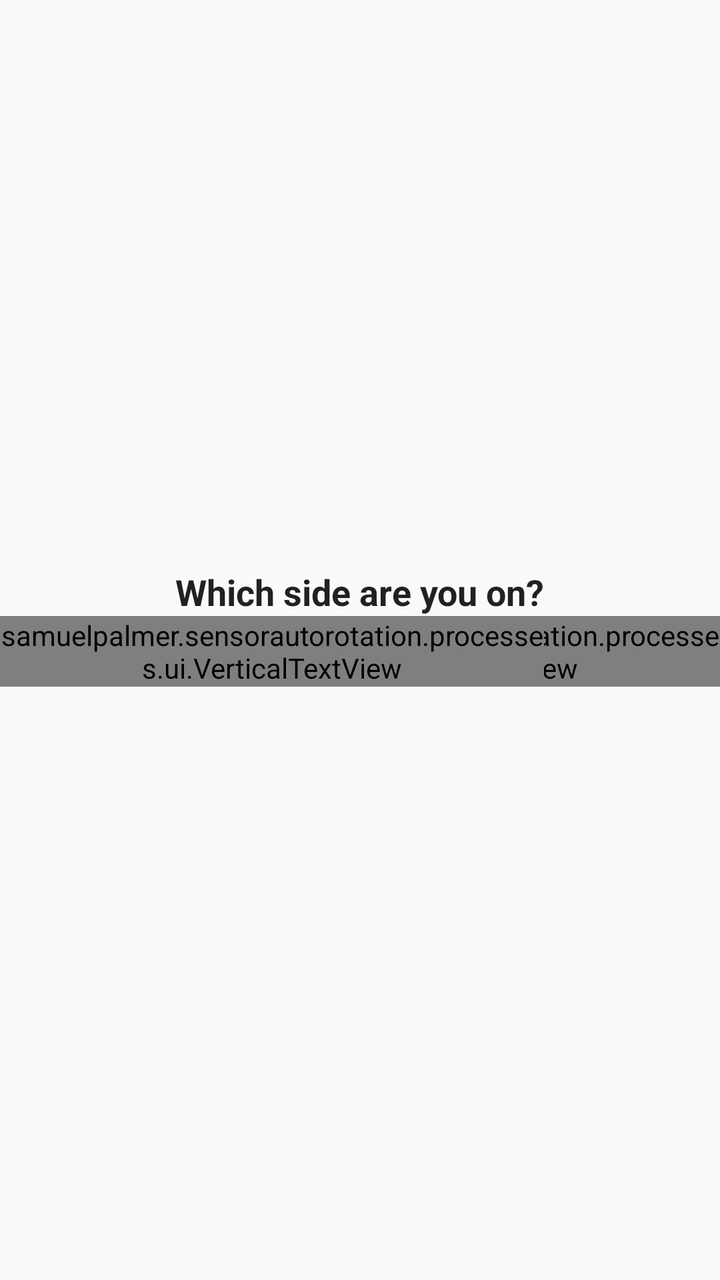
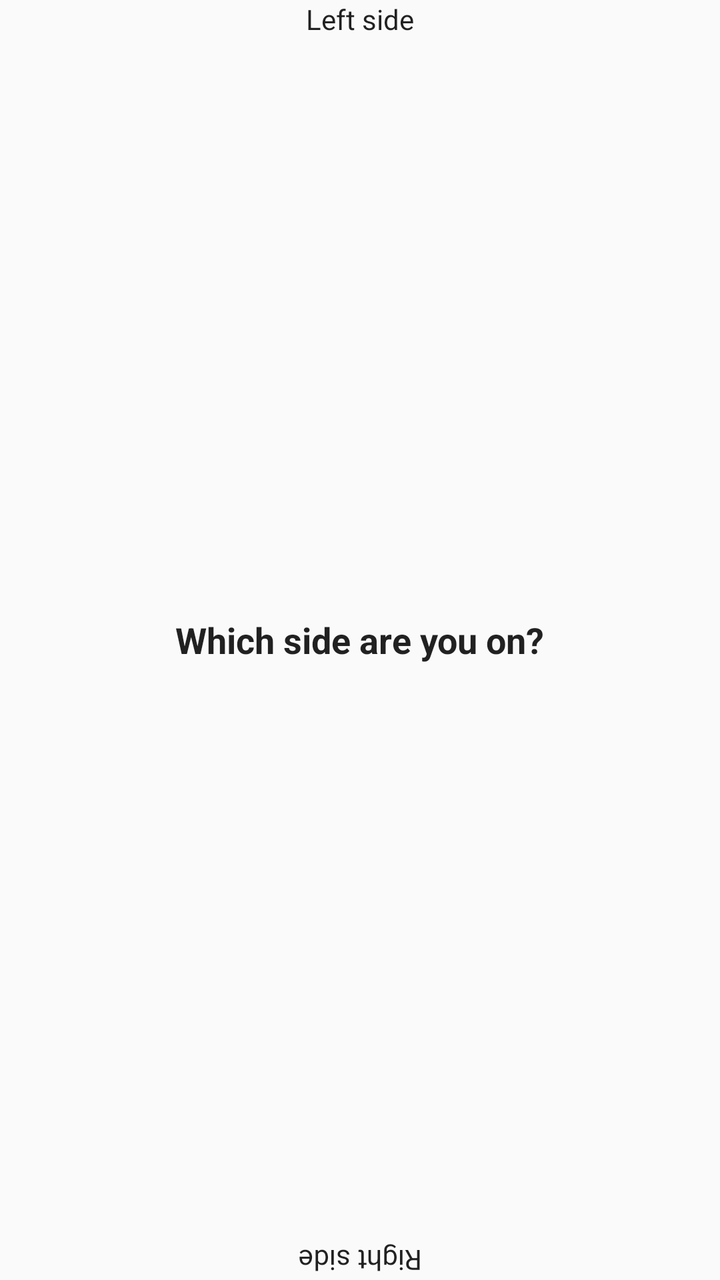

An Android layout rendered at two revisions. The XML below is the earlier revision; the diff shows what the commit changed to produce the second picture.
<!-- AndroidManifest.xml: application theme AppTheme -->
<!-- res/layout/dashboard_disabled_contents.xml -->
<LinearLayout
	android:id="@+id/choose_side_container"
	xmlns:android="http://schemas.android.com/apk/res/android"
	xmlns:tools="http://schemas.android.com/tools"
	android:layout_width="match_parent"
	android:layout_height="wrap_content"
	xmlns:app="http://schemas.android.com/apk/res-auto"
	android:orientation="vertical"
	android:gravity="center"
	>

	<TextView
		android:layout_width="wrap_content"
		android:layout_height="wrap_content"
		android:textAppearance="?android:attr/textAppearanceMedium"
		android:textColor="?android:attr/textColorPrimary"
		android:textStyle="bold"
		android:text="@string/choose_side"
		/>

	<RelativeLayout
		android:layout_width="wrap_content"
		android:layout_height="wrap_content"
		android:gravity="center"
		tools:ignore="RtlHardcoded"
		>

		<ImageButton
			android:id="@+id/choose_side_left"
			android:layout_width="wrap_content"
			android:layout_height="wrap_content"
			android:rotation="270"
			style="@style/Widget.AppCompat.Button.Borderless"
			android:contentDescription="@string/user_rotation_left_side"
			android:layout_alignParentLeft="true"
			/>

		<samuelpalmer.sensorautorotation.processes.ui.VerticalTextView
			android:id="@+id/choose_side_left_caption"
			android:layout_width="wrap_content"
			android:layout_height="wrap_content"
			android:textAppearance="?android:attr/textAppearance"
			android:text="@string/user_rotation_left_side"
			android:gravity="center"
			app:direction="downtoup"
			android:layout_toRightOf="@id/choose_side_left"
			/>

		<ImageButton
			android:id="@+id/choose_side_right"
			android:layout_width="wrap_content"
			android:layout_height="wrap_content"
			android:rotation="90"
			style="@style/Widget.AppCompat.Button.Borderless"
			android:contentDescription="@string/user_rotation_right_side"
			android:layout_alignParentRight="true"
			/>

		<samuelpalmer.sensorautorotation.processes.ui.VerticalTextView
			android:id="@+id/choose_side_right_caption"
			android:layout_width="wrap_content"
			android:layout_height="wrap_content"
			android:textAppearance="?android:attr/textAppearance"
			android:text="@string/user_rotation_right_side"
			android:gravity="center"
			app:direction="uptodown"
			android:layout_toLeftOf="@id/choose_side_right"
			/>

	</RelativeLayout>

</LinearLayout>
<!-- resources referenced by this layout -->
<resources>
  <string name="choose_side">Which side are you on?</string>
  <string name="user_rotation_left_side">Left side</string>
  <string name="user_rotation_right_side">Right side</string>
  <style name="AppTheme" parent="Theme.AppCompat.Light.DarkActionBar">
  		<item name="colorPrimary">@color/primary_500</item>
  		<item name="colorPrimaryDark">@color/primary_700</item>
  		<item name="colorAccent">@color/accent_700</item>
  	</style>
  <color name="primary_500">#795548</color>
  <color name="primary_700">#5D4037</color>
  <color name="accent_700">#0091EA</color>
</resources>

<!-- the commit's change to res/layout/dashboard_disabled_contents.xml (unified diff, before → after) -->
@@ -1,12 +1,7 @@
-<LinearLayout
-	android:id="@+id/choose_side_container"
+<RelativeLayout
 	xmlns:android="http://schemas.android.com/apk/res/android"
-	xmlns:tools="http://schemas.android.com/tools"
-	android:layout_width="match_parent"
-	android:layout_height="wrap_content"
-	xmlns:app="http://schemas.android.com/apk/res-auto"
-	android:orientation="vertical"
-	android:gravity="center"
+	android:layout_width="200dp"
+	android:layout_height="200dp"
 	>
 
 	<TextView
@@ -16,57 +11,48 @@
 		android:textColor="?android:attr/textColorPrimary"
 		android:textStyle="bold"
 		android:text="@string/choose_side"
+	    android:layout_centerInParent="true"
 		/>
 
 	<RelativeLayout
-		android:layout_width="wrap_content"
-		android:layout_height="wrap_content"
-		android:gravity="center"
-		tools:ignore="RtlHardcoded"
-		>
+		android:id="@+id/choose_side_buttons_container"
+		android:layout_width="match_parent"
+	    android:layout_height="match_parent">
 
-		<ImageButton
-			android:id="@+id/choose_side_left"
-			android:layout_width="wrap_content"
-			android:layout_height="wrap_content"
-			android:rotation="270"
-			style="@style/Widget.AppCompat.Button.Borderless"
-			android:contentDescription="@string/user_rotation_left_side"
-			android:layout_alignParentLeft="true"
-			/>
+		<RelativeLayout
+			android:layout_width="match_parent"
+			android:layout_height="match_parent">
 
-		<samuelpalmer.sensorautorotation.processes.ui.VerticalTextView
-			android:id="@+id/choose_side_left_caption"
-			android:layout_width="wrap_content"
-			android:layout_height="wrap_content"
-			android:textAppearance="?android:attr/textAppearance"
-			android:text="@string/user_rotation_left_side"
-			android:gravity="center"
-			app:direction="downtoup"
-			android:layout_toRightOf="@id/choose_side_left"
-			/>
+			<TextView
+				android:id="@+id/choose_side_left_caption"
+				android:layout_width="wrap_content"
+				android:layout_height="wrap_content"
+				android:textAppearance="?android:attr/textAppearance"
+				android:text="@string/user_rotation_left_side"
+				android:gravity="center"
+			    android:layout_centerHorizontal="true"
+				/>
 
-		<ImageButton
-			android:id="@+id/choose_side_right"
-			android:layout_width="wrap_content"
-			android:layout_height="wrap_content"
-			android:rotation="90"
-			style="@style/Widget.AppCompat.Button.Borderless"
-			android:contentDescription="@string/user_rotation_right_side"
-			android:layout_alignParentRight="true"
-			/>
+		</RelativeLayout>
 
-		<samuelpalmer.sensorautorotation.processes.ui.VerticalTextView
-			android:id="@+id/choose_side_right_caption"
-			android:layout_width="wrap_content"
-			android:layout_height="wrap_content"
-			android:textAppearance="?android:attr/textAppearance"
-			android:text="@string/user_rotation_right_side"
-			android:gravity="center"
-			app:direction="uptodown"
-			android:layout_toLeftOf="@id/choose_side_right"
-			/>
+		<RelativeLayout
+			android:layout_width="match_parent"
+			android:layout_height="match_parent"
+			android:rotation="180"
+			>
+
+			<TextView
+				android:id="@+id/choose_side_right_caption"
+				android:layout_width="wrap_content"
+				android:layout_height="wrap_content"
+				android:textAppearance="?android:attr/textAppearance"
+				android:text="@string/user_rotation_right_side"
+				android:gravity="center"
+				android:layout_centerHorizontal="true"
+				/>
+
+		</RelativeLayout>
 
 	</RelativeLayout>
 
-</LinearLayout>
+</RelativeLayout>
